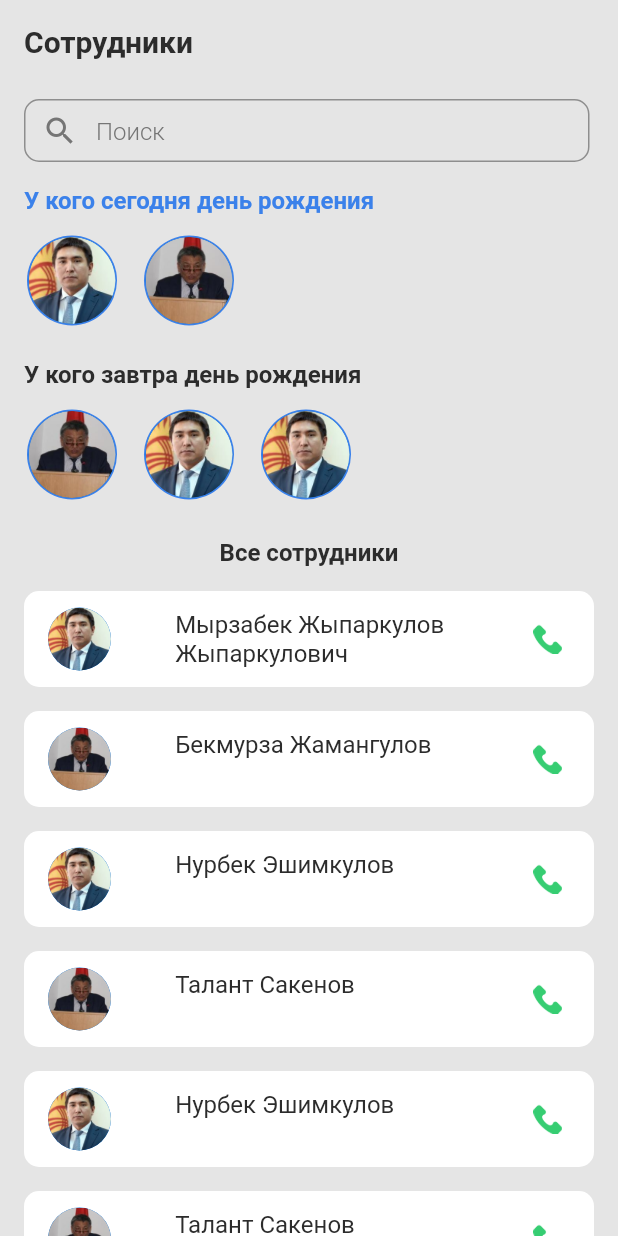
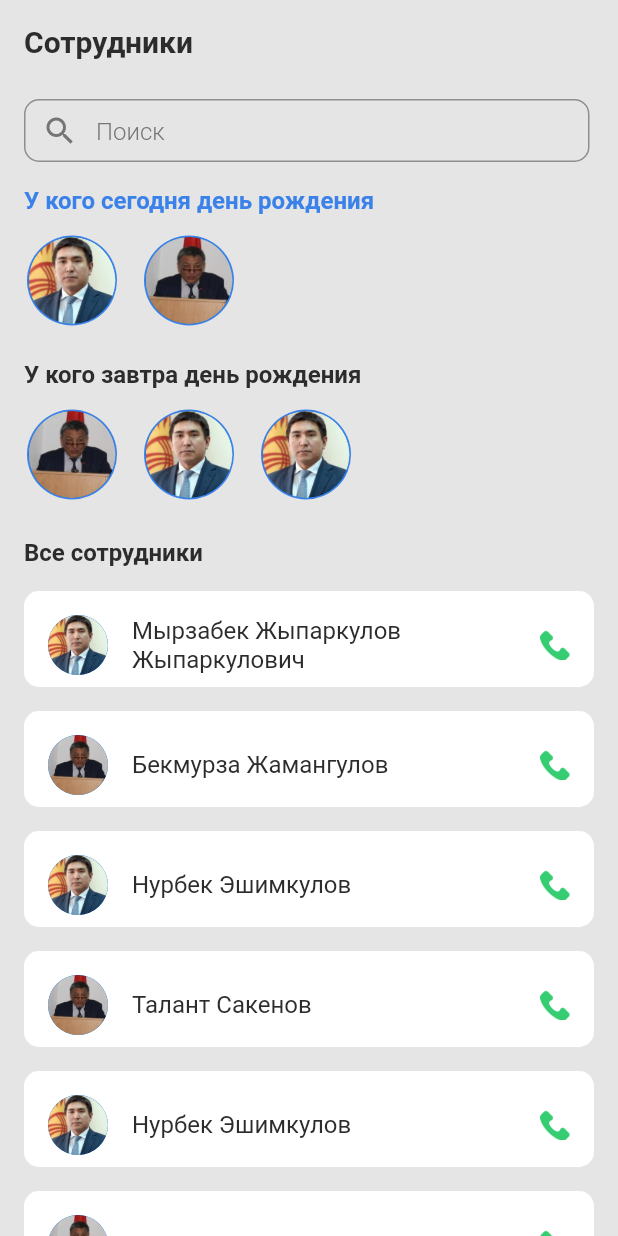
Before and after one commit to jomagsm/profile_and_phone, a Flutter app: the screen it shows after launch, on a phone screen of 412 x 824 dp. Run offline on Flutter 3.47's test engine with Material 2 defaults, Android fonts, the phone set to English and light mode, and no system bars; Roboto replaces fonts that are missing (Museo Sans Cyrl).

Commit message:
Rewrote to ListTile

```diff
--- a/lib/screens/staff_list/widgets/all_employyes_list_view.dart
+++ b/lib/screens/staff_list/widgets/all_employyes_list_view.dart
@@ -15,6 +15,7 @@ class AllEmployyesListView extends StatelessWidget {
     return Container(
         margin: EdgeInsets.symmetric(horizontal: 16),
         child: Column(
+          crossAxisAlignment: CrossAxisAlignment.start,
           children: [
             Text(S.of(context).allStaff, style: TextThemes.blackH3),
             SizedBox(height: 16),
@@ -24,28 +25,28 @@ class AllEmployyesListView extends StatelessWidget {
                 shrinkWrap: true,
                 itemCount: employeesList.length,
                 itemBuilder: (_, index) {
-                  return InkWell(
-                    child: Container(
+                  return Container(
+                    height: 64,
                     margin: EdgeInsets.only(bottom: 16),
-                      padding: EdgeInsets.only(
-                          top: 11, left: 16, bottom: 11, right: 21),
                     decoration: BoxDecoration(
-                          color: ColorPalet.white,
-                          borderRadius: BorderRadius.circular(10)),
-                      child: Row(
-                        mainAxisAlignment: MainAxisAlignment.spaceBetween,
-                        children: [
-                          Container(
-                            width: 42,
-                            height: 42,
-                            child: CircleAvatar(
+                        borderRadius: BorderRadius.circular(10),
+                        color: ColorPalet.white),
+                    child: ListTile(
+                      onTap: () {
+                        Navigator.push(
+                          context,
+                          MaterialPageRoute(
+                            builder: (context) =>
+                                ProfileDetail(id: employeesList[index].id),
+                          ),
+                        );
+                      },
+                      leading: CircleAvatar(
                         backgroundImage:
                             AssetImage(employeesList[index].avatar),
                       ),
-                          ),
-                          Container(
-                            width: 196,
-                            child: Column(
+                      title: Column(
+                        mainAxisAlignment: MainAxisAlignment.center,
                         crossAxisAlignment: CrossAxisAlignment.start,
                         children: [
                           Text(
@@ -57,29 +58,15 @@ class AllEmployyesListView extends StatelessWidget {
                                   '${employeesList[index].midleName}',
                                   style: TextThemes.fullname,
                                 )
-                                    : Text(
-                                        '',
-                                        style: TextThemes.fullname,
-                                      )
+                              : SizedBox()
                         ],
                       ),
-                          ),
-                          Container(
-                              width: 19.5,
-                              height: 19.5,
-                              child: Image.asset(PngIconsCollect.phone)),
-                        ],
+                      trailing: Image.asset(
+                        PngIconsCollect.phone,
+                        width: 20,
+                        height: 20,
                       ),
                     ),
-                    onTap: () {
-                      Navigator.push(
-                        context,
-                        MaterialPageRoute(
-                          builder: (context) =>
-                              ProfileDetail(id: employeesList[index].id),
-                        ),
-                      );
-                    },
                   );
                 })
           ],
```
Lines whose indentation alone changed are shown as unchanged.
